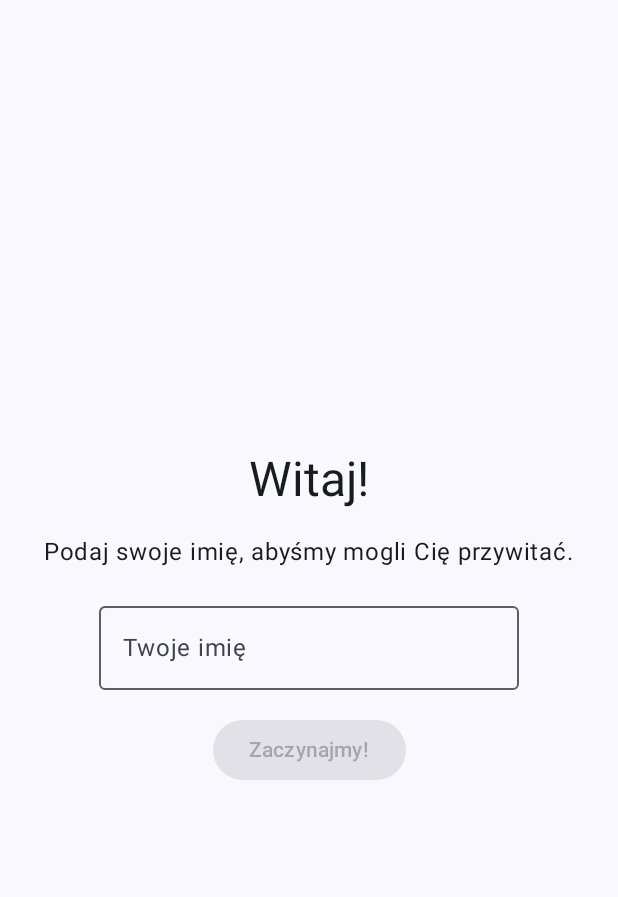
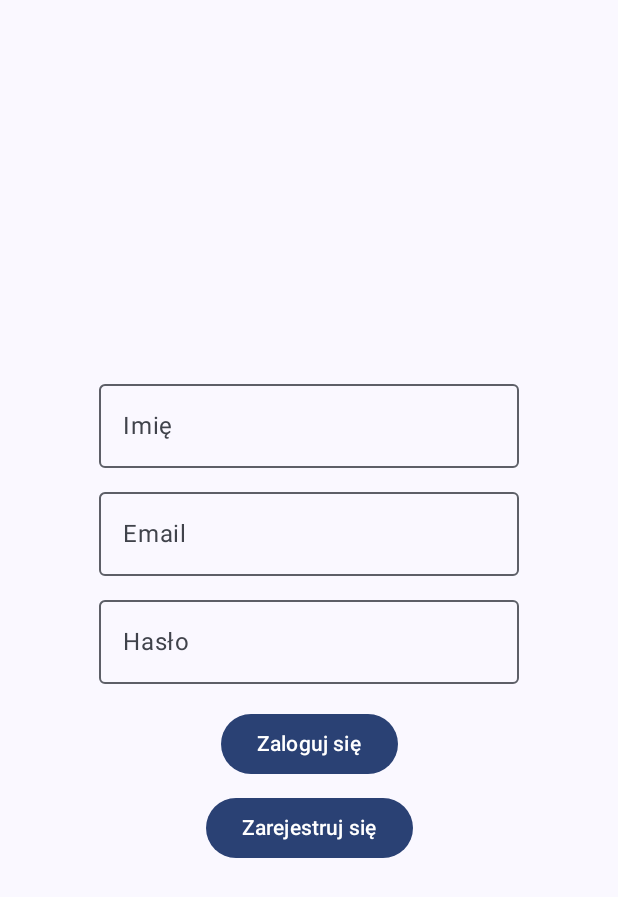
Before and after one commit to dataw1/Krokomierz, an Android app built with Jetpack Compose: the screen it shows after launch (MainActivity), on a phone screen of 412 x 824 dp. Shown: the top 897 px of the screen. Run offline under Robolectric (Android 15) with nearby library versions, the phone set to English and light mode, and no system bars; our stand-ins replace Firebase (no records; nobody signed in at launch, a user with empty details on screens opened directly).

Commit message:
Poprawa kodu

```diff
--- a/app/src/main/java/com/example/projekt/MainActivity.kt
+++ b/app/src/main/java/com/example/projekt/MainActivity.kt
@@ -15,6 +15,7 @@ import androidx.compose.foundation.layout.Spacer
 import androidx.compose.foundation.layout.fillMaxSize
 import androidx.compose.foundation.layout.height
 import androidx.compose.foundation.layout.padding
+import androidx.compose.foundation.text.KeyboardOptions
 import androidx.compose.material.icons.Icons
 import androidx.compose.material.icons.filled.AccountBox
 import androidx.compose.material.icons.filled.Home
@@ -32,11 +33,14 @@ import androidx.compose.runtime.setValue
 import androidx.compose.ui.Alignment
 import androidx.compose.ui.Modifier
 import androidx.compose.ui.graphics.vector.ImageVector
+import androidx.compose.ui.text.input.KeyboardType
+import androidx.compose.ui.text.input.PasswordVisualTransformation
 import androidx.compose.ui.tooling.preview.Preview
 import androidx.compose.ui.unit.dp
 import androidx.core.content.ContextCompat
 import androidx.lifecycle.lifecycleScope
 import com.example.projekt.ui.theme.ProjektTheme
+import com.google.firebase.auth.FirebaseUser
 import kotlinx.coroutines.launch
 
 class MainActivity : ComponentActivity() {
@@ -44,9 +48,11 @@ class MainActivity : ComponentActivity() {
     private lateinit var themePreferenceManager: ThemePreferenceManager
     private lateinit var stepCounter: StepCounter
     private lateinit var gyroscopeManager: GyroscopeManager
+    private val authManager = AuthManager()
 
     private var steps by mutableIntStateOf(0)
     private var gyroscopeData by mutableStateOf(GyroscopeData(0f, 0f, 0f))
+    private var currentUser by mutableStateOf(authManager.getCurrentUser())
 
     private val requestPermissionLauncher = registerForActivityResult(
         ActivityResultContracts.RequestPermission()
@@ -96,7 +102,25 @@ class MainActivity : ComponentActivity() {
             val coroutineScope = rememberCoroutineScope()
 
             ProjektTheme(darkTheme = isDarkTheme) {
-                if (userName.isNullOrBlank()) {
+                Surface(modifier = Modifier.fillMaxSize(), color = MaterialTheme.colorScheme.background) {
+                    if (currentUser == null) {
+                        AuthScreen(
+                            onLogin = { email, password ->
+                                coroutineScope.launch {
+                                    if(authManager.login(email, password)) {
+                                        currentUser = authManager.getCurrentUser()
+                                    }
+                                }
+                            },
+                            onRegister = { name, email, password ->
+                                coroutineScope.launch {
+                                    if(authManager.register(name, email, password)) {
+                                        currentUser = authManager.getCurrentUser()
+                                    }
+                                }
+                            }
+                        )
+                    } else if (userName.isNullOrBlank()) {
                         WelcomeScreen { name ->
                             coroutineScope.launch {
                                 themePreferenceManager.setUserName(name)
@@ -120,6 +144,7 @@ class MainActivity : ComponentActivity() {
                 }
             }
         }
+    }
 
     private fun startStepCounter() {
         lifecycleScope.launch {
@@ -137,6 +162,55 @@ class MainActivity : ComponentActivity() {
         }
     }
 }
+
+@Composable
+fun AuthScreen(
+    onLogin: (String, String) -> Unit,
+    onRegister: (String, String, String) -> Unit
+) {
+    var name by remember { mutableStateOf("") }
+    var email by remember { mutableStateOf("") }
+    var password by remember { mutableStateOf("") }
+
+    Column(
+        modifier = Modifier
+            .fillMaxSize()
+            .padding(16.dp),
+        verticalArrangement = Arrangement.Center,
+        horizontalAlignment = Alignment.CenterHorizontally
+    ) {
+        OutlinedTextField(
+            value = name,
+            onValueChange = { name = it },
+            label = { Text("Imię") },
+            singleLine = true
+        )
+        Spacer(modifier = Modifier.height(8.dp))
+        OutlinedTextField(
+            value = email,
+            onValueChange = { email = it },
+            label = { Text("Email") },
+            keyboardOptions = KeyboardOptions(keyboardType = KeyboardType.Email)
+        )
+        Spacer(modifier = Modifier.height(8.dp))
+        OutlinedTextField(
+            value = password,
+            onValueChange = { password = it },
+            label = { Text("Hasło") },
+            visualTransformation = PasswordVisualTransformation(),
+            keyboardOptions = KeyboardOptions(keyboardType = KeyboardType.Password)
+        )
+        Spacer(modifier = Modifier.height(16.dp))
+        Button(onClick = { onLogin(email, password) }) {
+            Text("Zaloguj się")
+        }
+        Spacer(modifier = Modifier.height(8.dp))
+        Button(onClick = { onRegister(name, email, password) }) {
+            Text("Zarejestruj się")
+        }
+    }
+}
+
 
 @Composable
 fun WelcomeScreen(onNameProvided: (String) -> Unit) {
--- a/build.gradle.kts
+++ b/build.gradle.kts
@@ -3,4 +3,5 @@ plugins {
     alias(libs.plugins.android.application) apply false
     alias(libs.plugins.kotlin.android) apply false
     alias(libs.plugins.kotlin.compose) apply false
+    id("com.google.gms.google-services") version "4.4.2" apply false
 }
```
Also changed, not shown: app/build.gradle.kts (+14 -9 lines), app/src/main/java/com/example/projekt/AuthManager.kt (added, +42 -0 lines). Lines whose indentation alone changed are shown as unchanged.
